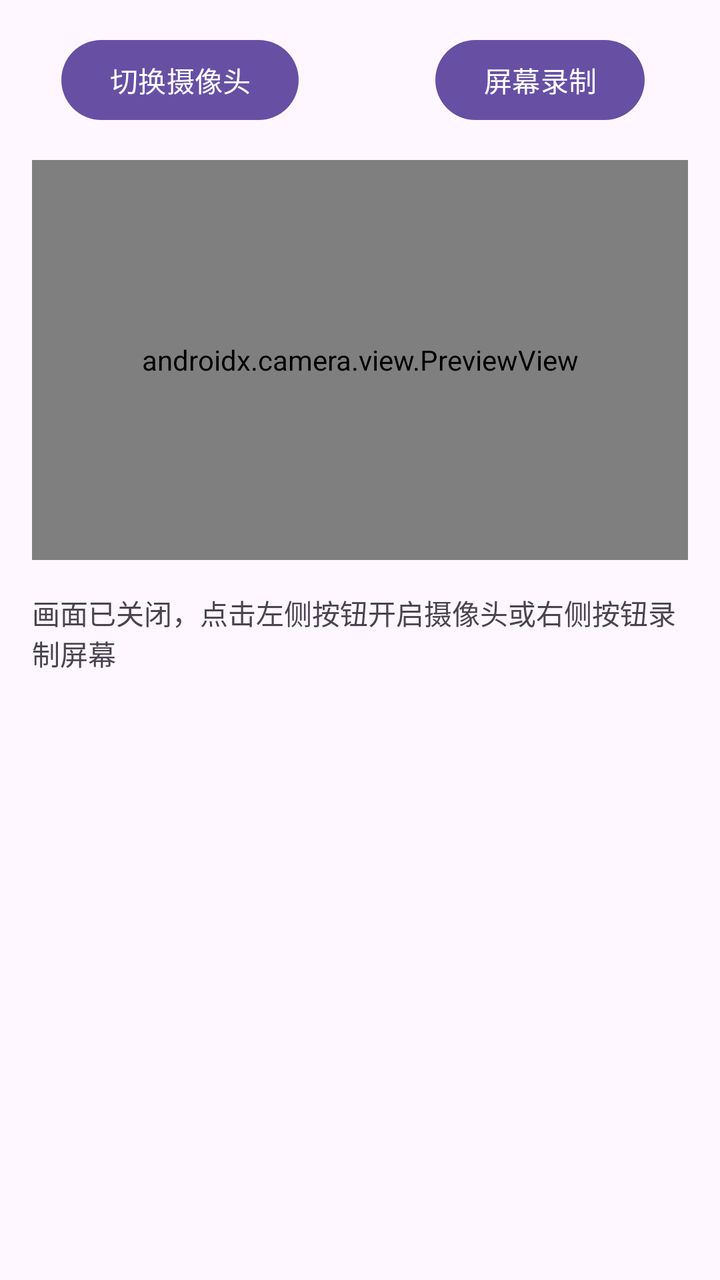
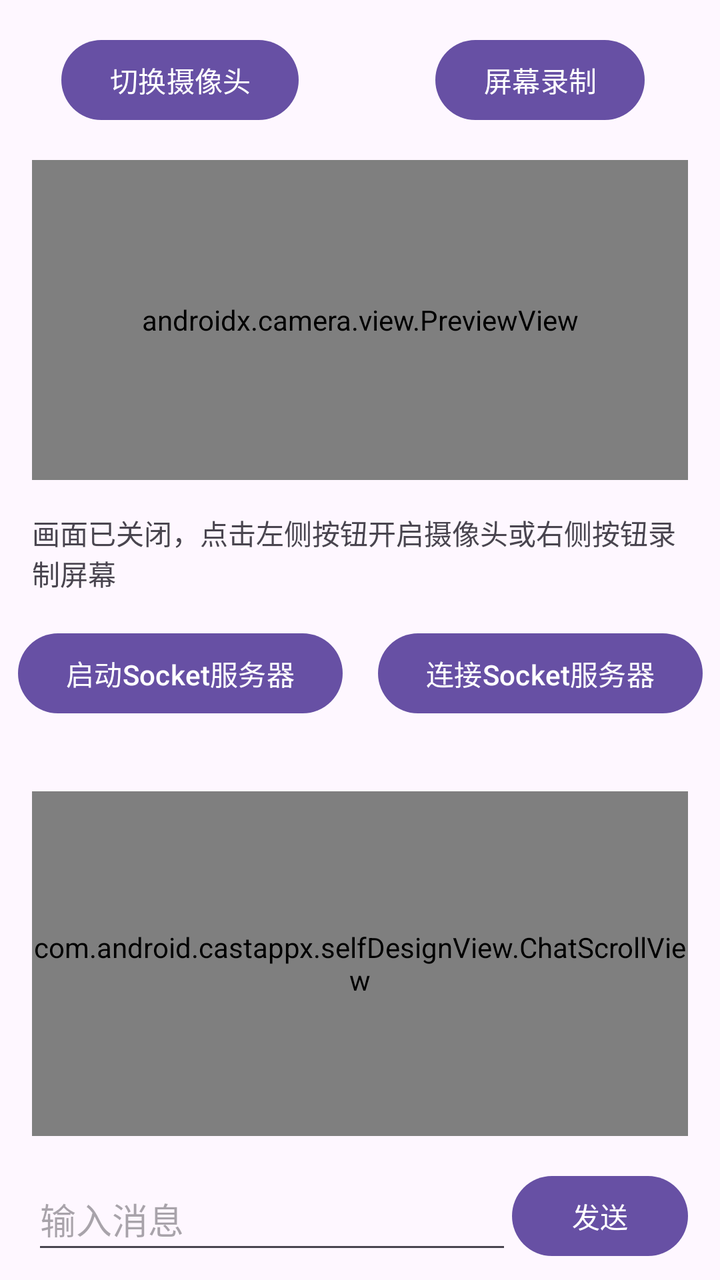

An Android layout rendered at two revisions. The XML below is the earlier revision; the diff shows what the commit changed to produce the second picture.
<!-- AndroidManifest.xml: application theme Theme.CastAPPX -->
<!-- res/layout/fragment_main.xml -->
<?xml version="1.0" encoding="utf-8"?>
<layout xmlns:android="http://schemas.android.com/apk/res/android"
    xmlns:app="http://schemas.android.com/apk/res-auto">

    <data>
        <variable
            name="mainViewModel"
            type="com.android.castappx.main.MainViewModel" />
    </data>

    <androidx.constraintlayout.widget.ConstraintLayout
        android:layout_width="match_parent"
        android:layout_height="match_parent" >

        <Button
            android:id="@+id/btn_switch_camera"
            android:layout_width="wrap_content"
            android:layout_height="wrap_content"
            android:layout_marginTop="16dp"
            android:text="@string/switch_camera"
            app:layout_constraintEnd_toStartOf="@+id/guideline3"
            app:layout_constraintStart_toStartOf="parent"
            app:layout_constraintTop_toTopOf="parent" />

        <Button
            android:id="@+id/btn_screen_recording"
            android:layout_width="wrap_content"
            android:layout_height="wrap_content"
            android:text="@string/start_projection"
            app:layout_constraintBaseline_toBaselineOf="@id/btn_switch_camera"
            app:layout_constraintEnd_toEndOf="parent"
            app:layout_constraintStart_toStartOf="@id/guideline3" />

        <androidx.constraintlayout.widget.Guideline
            android:id="@+id/guideline3"
            android:layout_width="wrap_content"
            android:layout_height="wrap_content"
            android:orientation="vertical"
            app:layout_constraintGuide_percent=".50" />

        <FrameLayout
            android:id="@+id/preview_container"
            android:layout_width="0dp"
            android:layout_height="200dp"
            android:layout_margin="16dp"
            android:background="#000000"
            app:layout_constraintEnd_toEndOf="parent"
            app:layout_constraintStart_toStartOf="parent"
            app:layout_constraintTop_toBottomOf="@id/btn_switch_camera">

            <androidx.camera.view.PreviewView
                android:id="@+id/my_result_view"
                android:layout_width="match_parent"
                android:layout_height="match_parent" />

            <TextureView
                android:id="@+id/screen_preview"
                android:layout_width="match_parent"
                android:layout_height="match_parent"
                android:contentDescription="@string/preview_projection"
                android:visibility="gone" />
        </FrameLayout>

        <TextView
            android:id="@+id/preview_status"
            android:layout_width="0dp"
            android:layout_height="wrap_content"
            android:layout_margin="16dp"
            android:text="@string/preview_off"
            app:layout_constraintStart_toStartOf="parent"
            app:layout_constraintEnd_toEndOf="parent"
            app:layout_constraintTop_toBottomOf="@id/preview_container" />


    </androidx.constraintlayout.widget.ConstraintLayout>
</layout>
<!-- resources referenced by this layout -->
<resources>
  <string name="preview_off">画面已关闭，点击左侧按钮开启摄像头或右侧按钮录制屏幕</string>
  <string name="preview_projection">正在显示屏幕录制画面</string>
  <string name="start_projection">屏幕录制</string>
  <string name="switch_camera">切换摄像头</string>
  <style name="Theme.CastAPPX" parent="Base.Theme.CastAPPX" />
  <style name="Base.Theme.CastAPPX" parent="Theme.Material3.DayNight.NoActionBar">
          
          
      </style>
</resources>

<!-- the commit's change to res/layout/fragment_main.xml (unified diff, before → after) -->
@@ -41,9 +41,12 @@
         <FrameLayout
             android:id="@+id/preview_container"
             android:layout_width="0dp"
-            android:layout_height="200dp"
+            android:layout_height="0dp"
             android:layout_margin="16dp"
             android:background="#000000"
+            app:layout_constraintHeight_default="percent"
+            app:layout_constraintHeight_max="200dp"
+            app:layout_constraintHeight_percent="0.25"
             app:layout_constraintEnd_toEndOf="parent"
             app:layout_constraintStart_toStartOf="parent"
             app:layout_constraintTop_toBottomOf="@id/btn_switch_camera">
@@ -71,6 +74,87 @@
             app:layout_constraintEnd_toEndOf="parent"
             app:layout_constraintTop_toBottomOf="@id/preview_container" />
 
+        <Button
+            android:id="@+id/btn_start_socket_server"
+            android:layout_width="wrap_content"
+            android:layout_height="wrap_content"
+            android:layout_marginStart="16dp"
+            android:layout_marginTop="16dp"
+            android:layout_marginEnd="16dp"
+            android:text="@string/start_socket_server"
+            app:layout_constraintEnd_toStartOf="@+id/guideline3"
+            app:layout_constraintStart_toStartOf="parent"
+            app:layout_constraintTop_toBottomOf="@+id/preview_status" />
+
+        <Button
+            android:id="@+id/btn_connect_to_socket_server"
+            android:layout_width="wrap_content"
+            android:layout_height="wrap_content"
+            android:layout_marginStart="16dp"
+            android:layout_marginEnd="16dp"
+            android:text="@string/connect_to_socket_server"
+            app:layout_constraintBaseline_toBaselineOf="@id/btn_start_socket_server"
+            app:layout_constraintEnd_toEndOf="parent"
+            app:layout_constraintStart_toStartOf="@+id/guideline3" />
+
+        <TextView
+            android:id="@+id/socket_status"
+            android:layout_width="0dp"
+            android:layout_height="wrap_content"
+            android:layout_marginHorizontal="16dp"
+            android:accessibilityLiveRegion="polite"
+            app:layout_constraintEnd_toEndOf="parent"
+            app:layout_constraintStart_toStartOf="parent"
+            app:layout_constraintTop_toBottomOf="@id/btn_start_socket_server" />
+
+        <com.android.castappx.selfDesignView.ChatScrollView
+            android:id="@+id/chat_scroll"
+            android:layout_width="0dp"
+            android:layout_height="0dp"
+            android:layout_margin="16dp"
+            android:background="#F2F2F2"
+            android:fillViewport="true"
+            app:layout_constraintBottom_toTopOf="@id/message_input"
+            app:layout_constraintEnd_toEndOf="parent"
+            app:layout_constraintStart_toStartOf="parent"
+            app:layout_constraintTop_toBottomOf="@id/socket_status">
+
+            <TextView
+                android:id="@+id/chat_messages"
+                android:layout_width="match_parent"
+                android:layout_height="wrap_content"
+                android:gravity="bottom"
+                android:padding="12dp"
+                android:textColor="#212121"
+                android:textIsSelectable="true"
+                android:textSize="15sp" />
+        </com.android.castappx.selfDesignView.ChatScrollView>
+
+        <EditText
+            android:id="@+id/message_input"
+            android:layout_width="0dp"
+            android:layout_height="wrap_content"
+            android:layout_marginStart="16dp"
+            android:layout_marginBottom="8dp"
+            android:hint="@string/message_hint"
+            android:importantForAutofill="no"
+            android:inputType="textCapSentences|textMultiLine"
+            android:maxLength="16000"
+            android:maxLines="3"
+            android:minHeight="48dp"
+            app:layout_constraintBottom_toBottomOf="parent"
+            app:layout_constraintEnd_toStartOf="@id/btn_send_message"
+            app:layout_constraintStart_toStartOf="parent" />
+
+        <Button
+            android:id="@+id/btn_send_message"
+            android:layout_width="wrap_content"
+            android:layout_height="wrap_content"
+            android:layout_marginEnd="16dp"
+            android:text="@string/send_message"
+            app:layout_constraintBottom_toBottomOf="@id/message_input"
+            app:layout_constraintEnd_toEndOf="parent" />
+
 
     </androidx.constraintlayout.widget.ConstraintLayout>
 </layout>
<!-- resource entries referenced after the edit -->
@@ -1,8 +1,12 @@
 <!-- resources referenced by this layout -->
 <resources>
+  <string name="connect_to_socket_server">连接Socket服务器</string>
+  <string name="message_hint">输入消息</string>
   <string name="preview_off">画面已关闭，点击左侧按钮开启摄像头或右侧按钮录制屏幕</string>
   <string name="preview_projection">正在显示屏幕录制画面</string>
+  <string name="send_message">发送</string>
   <string name="start_projection">屏幕录制</string>
+  <string name="start_socket_server">启动Socket服务器</string>
   <string name="switch_camera">切换摄像头</string>
   <style name="Theme.CastAPPX" parent="Base.Theme.CastAPPX" />
   <style name="Base.Theme.CastAPPX" parent="Theme.Material3.DayNight.NoActionBar">
